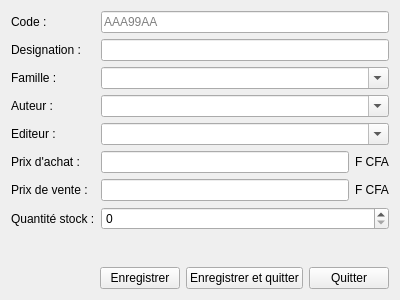
mono57/libsoft, file views/ui/article-form.ui: the form before one commit.
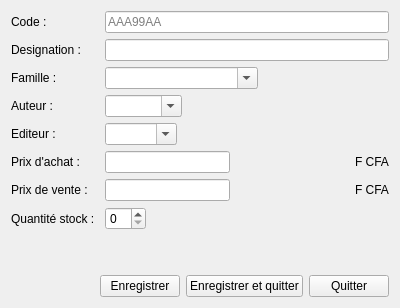
The form after the commit.

Commit message: design app screens

```diff
--- a/views/ui/article-form.ui
+++ b/views/ui/article-form.ui
@@ -7,7 +7,7 @@
     <x>0</x>
     <y>0</y>
     <width>400</width>
-    <height>300</height>
+    <height>308</height>
    </rect>
   </property>
   <property name="windowTitle">
@@ -18,6 +18,21 @@
     <layout class="QVBoxLayout" name="verticalLayout">
      <item>
       <layout class="QFormLayout" name="formLayout">
+       <property name="sizeConstraint">
+        <enum>QLayout::SetDefaultConstraint</enum>
+       </property>
+       <property name="fieldGrowthPolicy">
+        <enum>QFormLayout::ExpandingFieldsGrow</enum>
+       </property>
+       <property name="horizontalSpacing">
+        <number>10</number>
+       </property>
+       <property name="topMargin">
+        <number>0</number>
+       </property>
+       <property name="bottomMargin">
+        <number>0</number>
+       </property>
        <item row="0" column="0">
         <widget class="QLabel" name="label">
          <property name="text">
@@ -88,6 +103,19 @@
          <item>
           <widget class="QLineEdit" name="lineEditBuyPrice"/>
          </item>
+         <item>
+          <spacer name="horizontalSpacer_2">
+           <property name="orientation">
+            <enum>Qt::Horizontal</enum>
+           </property>
+           <property name="sizeHint" stdset="0">
+            <size>
+             <width>40</width>
+             <height>20</height>
+            </size>
+           </property>
+          </spacer>
+         </item>
          <item>
           <widget class="QLabel" name="label_8">
            <property name="text">
@@ -102,6 +130,19 @@
          <item>
           <widget class="QLineEdit" name="lineEditSellingPrice"/>
          </item>
+         <item>
+          <spacer name="horizontalSpacer_3">
+           <property name="orientation">
+            <enum>Qt::Horizontal</enum>
+           </property>
+           <property name="sizeHint" stdset="0">
+            <size>
+             <width>40</width>
+             <height>20</height>
+            </size>
+           </property>
+          </spacer>
+         </item>
          <item>
           <widget class="QLabel" name="label_9">
            <property name="text">
```
Left out of the diff: 2 changed lines with no effect on the pictures. The commit also changes 7 other files.
